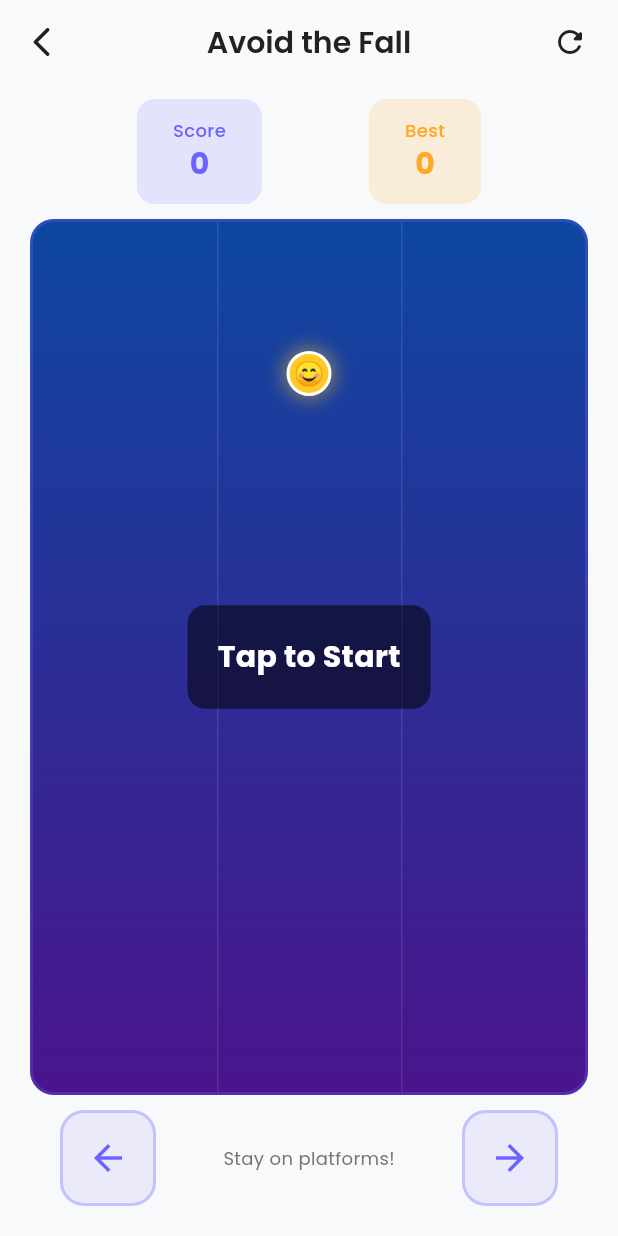
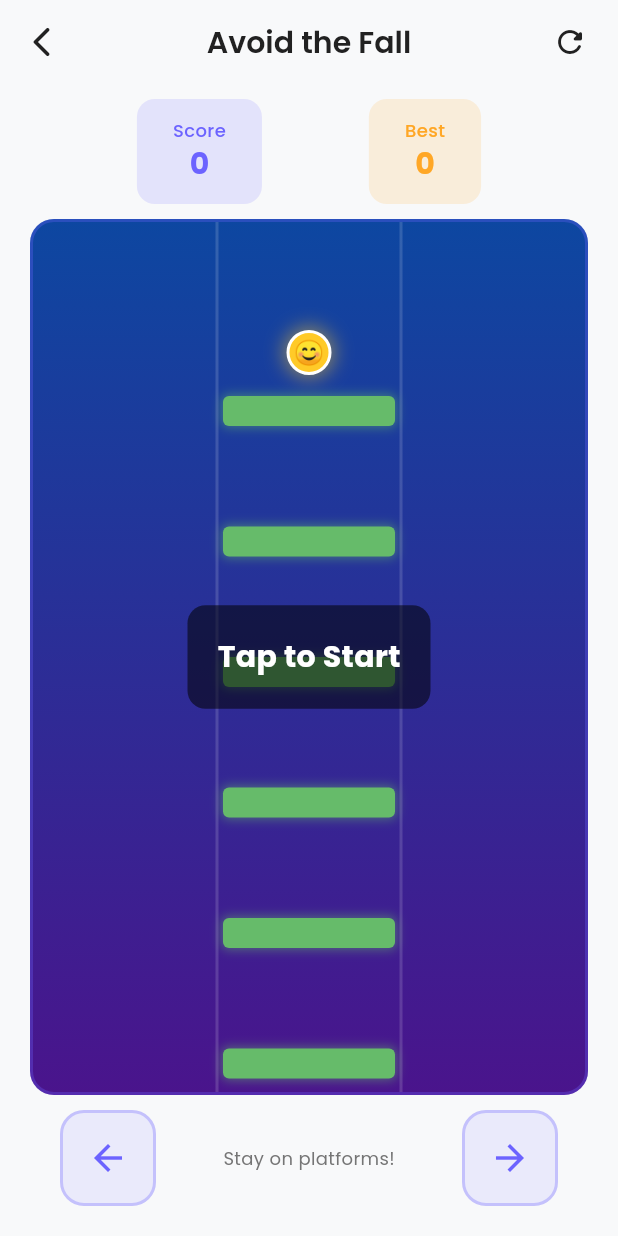
Before and after one commit to ZANILKUMAR/OffGames, a Flutter app: the screen it shows after launch, scrolled down 1152 dp, after a tap on "Avoid the Fall", on a phone screen of 412 x 824 dp. Run offline on Flutter 3.47's test engine with Material 3 defaults, Android fonts, the phone set to English and light mode, and no system bars; our stand-ins replace google_fonts, shared_preferences.

Commit message:
some modifications

```diff
--- a/lib/games/avoid_the_fall/avoid_the_fall_screen.dart
+++ b/lib/games/avoid_the_fall/avoid_the_fall_screen.dart
@@ -31,7 +31,9 @@ class _AvoidTheFallScreenState extends State<AvoidTheFallScreen> {
   @override
   void initState() {
     super.initState();
-    _loadHighScore();
+    WidgetsBinding.instance.addPostFrameCallback((_) {
+      _loadHighScore();
+    });
     _initGame();
   }
 
@@ -42,37 +44,48 @@ class _AvoidTheFallScreenState extends State<AvoidTheFallScreen> {
   }
 
   void _loadHighScore() {
-    highScore = context.read<ScoresProvider>().getHighScore('avoid_the_fall');
+    if (mounted) {
+      setState(() {
+        highScore =
+            context.read<ScoresProvider>().getHighScore('avoid_the_fall');
+      });
+    }
   }
 
   void _initGame() {
     currentLane = 1;
     platforms = [];
-    characterY = 0.2;
+    characterY = 0.15;
     fallingSpeed = 0.003;
     score = 0;
     isPlaying = false;
     gameOver = false;
 
-    // Add initial platforms
-    for (int i = 0; i < 8; i++) {
-      _addPlatform(0.3 + i * 0.12);
+    // Add initial platforms - only ONE lane per platform row!
+    for (int i = 0; i < 6; i++) {
+      _addPlatformAt(0.2 + i * 0.15);
     }
 
     setState(() {});
   }
 
-  void _addPlatform(double y) {
+  void _addPlatformAt(double y) {
     final random = Random();
-    // Ensure at least one lane has a platform
-    List<bool> lanePlatforms = List.generate(lanes, (_) => random.nextBool());
-    if (!lanePlatforms.any((p) => p)) {
-      lanePlatforms[random.nextInt(lanes)] = true;
+    // Only ONE or TWO lanes have platforms - forces player to move!
+    List<bool> lanePlatforms = List.generate(lanes, (_) => false);
+
+    // Pick 1-2 random lanes to have platforms
+    int numPlatforms = random.nextBool() ? 1 : 2;
+    List<int> availableLanes = [0, 1, 2];
+    availableLanes.shuffle(random);
+
+    for (int i = 0; i < numPlatforms; i++) {
+      lanePlatforms[availableLanes[i]] = true;
     }
 
     platforms.add({
       'y': y,
-      'lanes': lanePlatforms,
+      'lanes': List<bool>.from(lanePlatforms),
     });
   }
 
@@ -92,58 +105,49 @@ class _AvoidTheFallScreenState extends State<AvoidTheFallScreen> {
   void _update() {
     if (!isPlaying || gameOver) return;
 
-    // Move platforms up
+    // Move all platforms UP
     for (int i = platforms.length - 1; i >= 0; i--) {
       platforms[i]['y'] -= fallingSpeed;
 
-      // Remove platforms that go off screen
-      if (platforms[i]['y'] < -0.1) {
+      // Remove platforms that go off top of screen
+      if (platforms[i]['y'] < -0.05) {
         platforms.removeAt(i);
         score++;
 
-        // Increase difficulty
+        // Increase difficulty every 10 platforms
         if (score % 10 == 0) {
-          fallingSpeed += 0.0005;
+          fallingSpeed += 0.0003;
           HapticUtils.mediumImpact(context);
         }
       }
     }
 
-    // Add new platforms
-    if (platforms.isEmpty || platforms.last['y'] < 0.9) {
-      _addPlatform(1.1);
+    // Add new platforms from bottom when needed
+    if (platforms.isEmpty || platforms.last['y'] < 0.85) {
+      _addPlatformAt(1.0);
     }
 
-    // Check if character is on a platform
-    bool onPlatform = false;
+    // Character always falls down
+    characterY += 0.004;
+
+    // Check if character lands on a platform
     for (var platform in platforms) {
-      double platY = platform['y'];
-      if (platY > characterY - 0.02 && platY < characterY + 0.08) {
-        if (platform['lanes'][currentLane]) {
-          onPlatform = true;
+      double platformY = platform['y'];
+      List<bool> platformLanes = List<bool>.from(platform['lanes']);
+
+      // Check if current lane has a platform
+      if (currentLane < platformLanes.length && platformLanes[currentLane]) {
+        // Character lands if within platform zone
+        if (characterY >= platformY - 0.02 && characterY <= platformY + 0.05) {
+          // Keep character on platform surface
+          characterY = platformY;
           break;
         }
       }
     }
 
-    // Character falls if not on platform
-    if (!onPlatform) {
-      characterY += 0.005;
-    } else {
-      // Stay on platform level
-      for (var platform in platforms) {
-        double platY = platform['y'];
-        if (platY > characterY - 0.02 && platY < characterY + 0.08) {
-          if (platform['lanes'][currentLane]) {
-            characterY = platY - 0.02;
-            break;
-          }
-        }
-      }
-    }
-
-    // Check game over
-    if (characterY > 1) {
+    // Game over if character falls off bottom
+    if (characterY > 0.95) {
       _gameOver();
     }
 
@@ -169,11 +173,14 @@ class _AvoidTheFallScreenState extends State<AvoidTheFallScreen> {
   }
 
   void _gameOver() {
+    if (gameOver) return; // Prevent multiple game over calls
+
     gameTimer?.cancel();
     gameOver = true;
     isPlaying = false;
 
-    if (score > highScore) {
+    bool isNewHighScore = score > highScore;
+    if (isNewHighScore) {
       highScore = score;
       context.read<ScoresProvider>().updateHighScore('avoid_the_fall', score);
     }
@@ -187,7 +194,7 @@ class _AvoidTheFallScreenState extends State<AvoidTheFallScreen> {
         title: 'You Fell!',
         score: score,
         highScore: highScore,
-        isNewHighScore: score >= highScore,
+        isNewHighScore: isNewHighScore,
         onRestart: () {
           Navigator.pop(ctx);
           _initGame();
@@ -244,8 +251,12 @@ class _AvoidTheFallScreenState extends State<AvoidTheFallScreen> {
       ),
       child: Column(
         children: [
-          Text(label, style: TextStyle(fontSize: 12, fontWeight: FontWeight.w500, color: color)),
-          Text(value, style: TextStyle(fontSize: 20, fontWeight: FontWeight.bold, color: color)),
+          Text(label,
+              style: TextStyle(
+                  fontSize: 12, fontWeight: FontWeight.w500, color: color)),
+          Text(value,
+              style: TextStyle(
+                  fontSize: 20, fontWeight: FontWeight.bold, color: color)),
         ],
       ),
     );
@@ -275,35 +286,28 @@ class _AvoidTheFallScreenState extends State<AvoidTheFallScreen> {
             ],
           ),
           borderRadius: BorderRadius.circular(16),
-          border: Border.all(color: AppColors.primary.withOpacity(0.3), width: 2),
+          border:
+              Border.all(color: AppColors.primary.withOpacity(0.3), width: 2),
         ),
         child: ClipRRect(
           borderRadius: BorderRadius.circular(14),
           child: LayoutBuilder(
             builder: (context, constraints) {
               double laneWidth = constraints.maxWidth / lanes;
+              double gameHeight = constraints.maxHeight;
 
-              return Stack(
-                children: [
-                  // Lane dividers
-                  ...List.generate(lanes - 1, (i) => Positioned(
-                    left: (i + 1) * laneWidth,
-                    top: 0,
-                    bottom: 0,
-                    child: Container(
-                      width: 1,
-                      color: Colors.white.withOpacity(0.1),
-                    ),
-                  )),
-                  // Platforms
-                  ...platforms.map((platform) {
-                    List<bool> lanePlatforms = platform['lanes'];
-                    double y = platform['y'] * constraints.maxHeight;
+              // Build platform widgets
+              List<Widget> platformWidgets = [];
+              for (var platform in platforms) {
+                List<bool> lanePlatforms = List<bool>.from(platform['lanes']);
+                double y = (platform['y'] as double) * gameHeight;
 
-                    return Stack(
-                      children: List.generate(lanes, (lane) {
-                        if (!lanePlatforms[lane]) return const SizedBox.shrink();
-                        return Positioned(
+                // Only render if visible
+                if (y > -30 && y < gameHeight + 30) {
+                  for (int lane = 0; lane < lanes; lane++) {
+                    if (lanePlatforms[lane]) {
+                      platformWidgets.add(
+                        Positioned(
                           left: lane * laneWidth + 4,
                           top: y,
                           child: Container(
@@ -321,14 +325,34 @@ class _AvoidTheFallScreenState extends State<AvoidTheFallScreen> {
                               ],
                             ),
                           ),
-                        );
-                      }),
-                    );
-                  }),
+                        ),
+                      );
+                    }
+                  }
+                }
+              }
+
+              return Stack(
+                clipBehavior: Clip.hardEdge,
+                children: [
+                  // Lane dividers
+                  ...List.generate(
+                      lanes - 1,
+                      (i) => Positioned(
+                            left: (i + 1) * laneWidth - 1,
+                            top: 0,
+                            bottom: 0,
+                            child: Container(
+                              width: 2,
+                              color: Colors.white.withOpacity(0.15),
+                            ),
+                          )),
+                  // Platforms
+                  ...platformWidgets,
                   // Character
                   Positioned(
                     left: currentLane * laneWidth + laneWidth / 2 - 15,
-                    top: characterY * constraints.maxHeight - 30,
+                    top: characterY * gameHeight - 15,
                     child: Container(
                       width: 30,
                       height: 30,
@@ -360,7 +384,10 @@ class _AvoidTheFallScreenState extends State<AvoidTheFallScreen> {
                         ),
                         child: const Text(
                           'Tap to Start',
-                          style: TextStyle(color: Colors.white, fontSize: 20, fontWeight: FontWeight.bold),
+                          style: TextStyle(
+                              color: Colors.white,
+                              fontSize: 20,
+                              fontWeight: FontWeight.bold),
                         ),
                       ),
                     ),
@@ -398,7 +425,8 @@ class _AvoidTheFallScreenState extends State<AvoidTheFallScreen> {
         decoration: BoxDecoration(
           color: AppColors.primary.withOpacity(0.1),
           borderRadius: BorderRadius.circular(16),
-          border: Border.all(color: AppColors.primary.withOpacity(0.3), width: 2),
+          border:
+              Border.all(color: AppColors.primary.withOpacity(0.3), width: 2),
         ),
         child: Icon(icon, color: AppColors.primary, size: 28),
       ),
--- a/lib/screens/home/home_screen.dart
+++ b/lib/screens/home/home_screen.dart
@@ -60,6 +60,31 @@ class _HomeScreenState extends State<HomeScreen> with TickerProviderStateMixin {
                       Row(
                         mainAxisAlignment: MainAxisAlignment.spaceBetween,
                         children: [
+                          Row(
+                            children: [
+                              // Logo
+                              Container(
+                                width: 50,
+                                height: 50,
+                                decoration: BoxDecoration(
+                                  borderRadius: BorderRadius.circular(12),
+                                  boxShadow: [
+                                    BoxShadow(
+                                      color: AppColors.primary.withOpacity(0.3),
+                                      blurRadius: 8,
+                                      offset: const Offset(0, 2),
+                                    ),
+                                  ],
+                                ),
+                                child: ClipRRect(
+                                  borderRadius: BorderRadius.circular(12),
+                                  child: Image.asset(
+                                    'assets/logo.png',
+                                    fit: BoxFit.cover,
+                                  ),
+                                ),
+                              ),
+                              const SizedBox(width: 12),
                               Column(
                                 crossAxisAlignment: CrossAxisAlignment.start,
                                 children: [
@@ -76,6 +101,8 @@ class _HomeScreenState extends State<HomeScreen> with TickerProviderStateMixin {
                                     style: Theme.of(context).textTheme.bodyMedium?.copyWith(
                                       color: isDark ? Colors.grey[400] : Colors.grey[600],
                                     ),
+                                  ),
+                                ],
                               ),
                             ],
                           ),
--- a/pubspec.yaml
+++ b/pubspec.yaml
@@ -22,3 +22,6 @@ dev_dependencies:
 
 flutter:
   uses-material-design: true
+
+  assets:
+    - assets/logo.png
```
Also changed, not shown: lib/games/archery/archery_screen.dart (+10 -9 lines), lib/games/brick_breaker/brick_breaker_screen.dart (+7 -4 lines), lib/screens/about/about_screen.dart (+15 -11 lines), assets/logo.png (added), 1 other file. Lines whose indentation alone changed are shown as unchanged.
